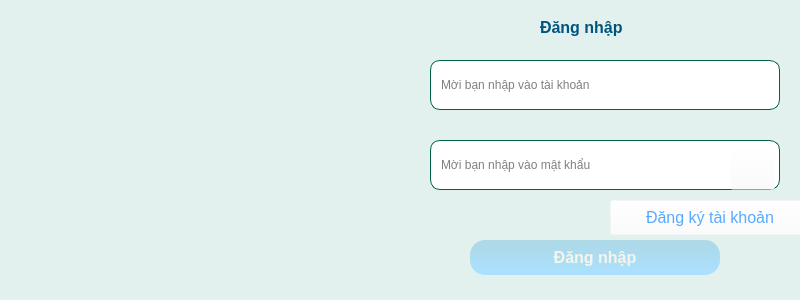
Old version of the form login.ui in the repository reilee21/BMHTTT.
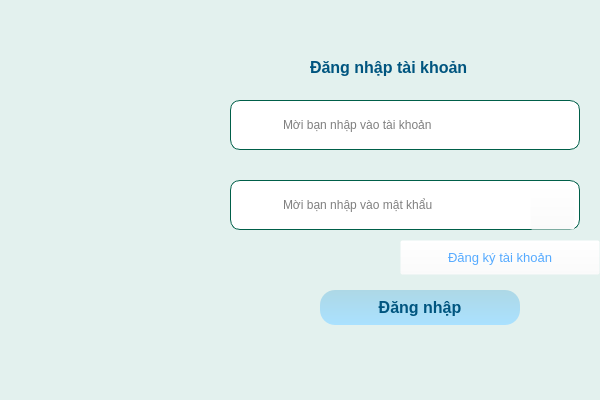
New version of the form. Icons and pictures are not drawn.

```diff
--- a/login.ui
+++ b/login.ui
@@ -6,8 +6,8 @@
    <rect>
     <x>0</x>
     <y>0</y>
-    <width>800</width>
-    <height>300</height>
+    <width>600</width>
+    <height>400</height>
    </rect>
   </property>
   <property name="windowTitle">
@@ -15,7 +15,7 @@
   </property>
   <property name="styleSheet">
    <string notr="true">QLineEdit{
-padding:8px;
+padding-left:50px;
 background: white;
 border: 1px solid #005F49;
 border-radius: 10px
@@ -42,7 +42,8 @@
 #btn_login{
 	background-color: qlineargradient(spread:pad, x1:0, y1:0, x2:0, y2:1, stop:0 rgba(173, 216, 230, 255), stop:1 rgba(170, 225, 255, 255));
 	border-radius: 15px;
-	color: rgb(245, 245, 235);
+	color:#00557F;
+	font-weight:bold
 }
 #btn_login:hover{
 	background-color: rgba(200, 216, 230, 255);
@@ -54,9 +55,9 @@
   <widget class="QPushButton" name="btn_login">
    <property name="geometry">
     <rect>
-     <x>470</x>
-     <y>240</y>
-     <width>250</width>
+     <x>320</x>
+     <y>290</y>
+     <width>200</width>
      <height>35</height>
     </rect>
    </property>
@@ -84,15 +85,15 @@
   <widget class="QPushButton" name="btn_openregis">
    <property name="geometry">
     <rect>
-     <x>610</x>
-     <y>200</y>
+     <x>400</x>
+     <y>240</y>
      <width>200</width>
      <height>35</height>
     </rect>
    </property>
    <property name="font">
     <font>
-     <pointsize>12</pointsize>
+     <pointsize>10</pointsize>
      <underline>false</underline>
     </font>
    </property>
@@ -109,15 +110,15 @@
   <widget class="QLineEdit" name="txt_username">
    <property name="geometry">
     <rect>
-     <x>430</x>
-     <y>60</y>
+     <x>230</x>
+     <y>100</y>
      <width>350</width>
      <height>50</height>
     </rect>
    </property>
    <property name="minimumSize">
     <size>
-     <width>350</width>
+     <width>200</width>
      <height>48</height>
     </size>
    </property>
@@ -134,15 +135,15 @@
   <widget class="QLineEdit" name="txt_password">
    <property name="geometry">
     <rect>
-     <x>430</x>
-     <y>140</y>
+     <x>230</x>
+     <y>180</y>
      <width>350</width>
      <height>50</height>
     </rect>
    </property>
    <property name="minimumSize">
     <size>
-     <width>350</width>
+     <width>250</width>
      <height>50</height>
     </size>
    </property>
@@ -159,10 +160,10 @@
   <widget class="QLabel" name="label">
    <property name="geometry">
     <rect>
-     <x>380</x>
-     <y>140</y>
-     <width>45</width>
-     <height>45</height>
+     <x>240</x>
+     <y>190</y>
+     <width>30</width>
+     <height>30</height>
     </rect>
    </property>
    <property name="styleSheet">
@@ -177,10 +178,10 @@
   <widget class="QLabel" name="label_2">
    <property name="geometry">
     <rect>
-     <x>380</x>
-     <y>60</y>
-     <width>45</width>
-     <height>45</height>
+     <x>240</x>
+     <y>110</y>
+     <width>30</width>
+     <height>30</height>
     </rect>
    </property>
    <property name="styleSheet">
@@ -194,8 +195,8 @@
   <widget class="QPushButton" name="btn_hidepass">
    <property name="geometry">
     <rect>
-     <x>730</x>
-     <y>145</y>
+     <x>530</x>
+     <y>185</y>
      <width>45</width>
      <height>45</height>
     </rect>
@@ -229,10 +230,10 @@
   <widget class="QLabel" name="label_3">
    <property name="geometry">
     <rect>
-     <x>-10</x>
-     <y>0</y>
-     <width>381</width>
-     <height>301</height>
+     <x>20</x>
+     <y>80</y>
+     <width>200</width>
+     <height>171</height>
     </rect>
    </property>
    <property name="styleSheet">
@@ -246,9 +247,9 @@
   <widget class="QLabel" name="label_4">
    <property name="geometry">
     <rect>
-     <x>540</x>
-     <y>10</y>
-     <width>110</width>
+     <x>310</x>
+     <y>50</y>
+     <width>250</width>
      <height>35</height>
     </rect>
    </property>
@@ -261,7 +262,7 @@
     </font>
    </property>
    <property name="text">
-    <string>Đăng nhập</string>
+    <string>Đăng nhập tài khoản</string>
    </property>
   </widget>
   <zorder>txt_password</zorder>
```
Left out of the diff: 5 changed lines with no effect on the pictures.
